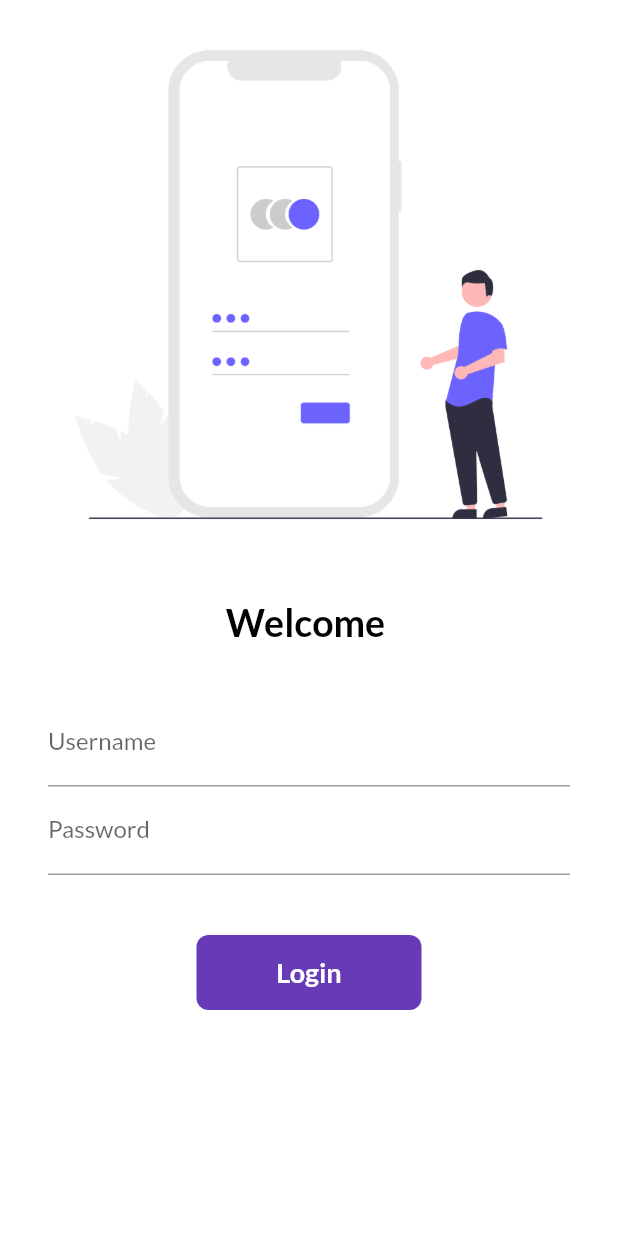
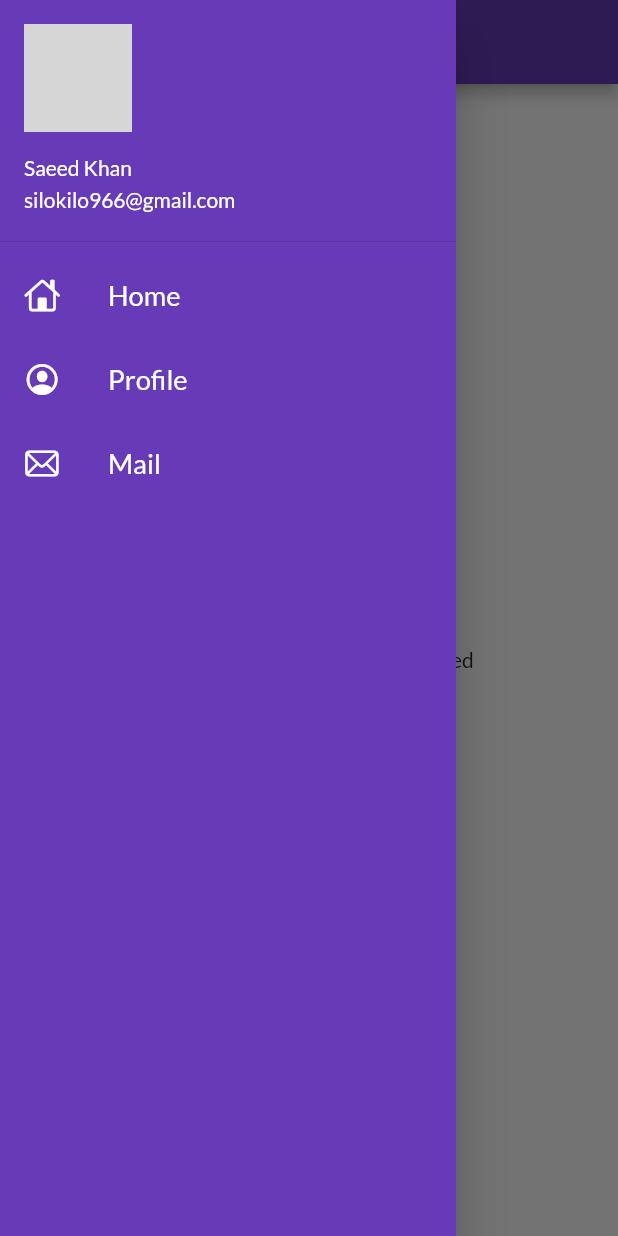
Before and after one commit to silokilo966/30DaysofFlutter, a Flutter app: the screen it shows after launch, with the side drawer open (before the commit the screen has no drawer), on a phone screen of 412 x 824 dp. Run offline on Flutter 3.47's test engine with Material 2 defaults, Android fonts, the phone set to English and light mode, and no system bars; our stand-ins replace google_fonts; network calls fail; grey boxes are pictures that could not be loaded.

Commit message:
day9 completed

```diff
--- a/lib/main.dart
+++ b/lib/main.dart
@@ -27,7 +27,8 @@ class MyApp extends StatelessWidget {
       theme: ThemeData(
           primarySwatch: Colors.deepPurple,
           fontFamily: GoogleFonts.lato().fontFamily),
-      initialRoute: "/",
+      initialRoute: MyRoutes.homeRoute,
+      debugShowCheckedModeBanner: false,
       routes: {
         "/": (context) => LoginPage(),
         MyRoutes.homeRoute: (context) => HomePage(),
--- a/lib/pages/home_page.dart
+++ b/lib/pages/home_page.dart
@@ -1,4 +1,5 @@
 import 'package:flutter/material.dart';
+import 'package:learning_flutter/widgets/drawer.dart';
 
 class HomePage extends StatelessWidget {
   final int days = 30;
@@ -14,8 +15,7 @@ class HomePage extends StatelessWidget {
           child: Text("Learning Flutter in $days days by $name"),
         ),
       ),
-      drawer: Drawer(
-      ),
+      drawer: MyDrawer(),
     );
   }
 }
--- /dev/null
+++ b/lib/widgets/drawer.dart
@@ -0,0 +1,58 @@
+import 'package:flutter/cupertino.dart';
+import 'package:flutter/material.dart';
+
+class MyDrawer extends StatelessWidget {
+  @override
+  Widget build(BuildContext context) {
+    final imageUrl =
+        "https://yt3.ggpht.com/ytc/AAUvwniP4klRxcGSNvhMy4Z_uwB7eBBjOKif6Tt0Fc0A=s900-c-k-c0x00ffffff-no-rj";
+    return Drawer(
+      child: Container(
+        color: Colors.deepPurple,
+        child: ListView(
+          children: [
+            DrawerHeader(
+              padding: EdgeInsets.zero,
+              child: UserAccountsDrawerHeader(
+                //decoration: BoxDecoration(color: Colors.blue),
+                margin: EdgeInsets.zero,
+                accountName: Text("Saeed Khan"),
+                accountEmail: Text("silokilo966@gmail.com"),
+                currentAccountPicture: CircleAvatar(
+                  backgroundImage: NetworkImage(imageUrl),
+                ),
+              ),
+            ),
+            ListTile(
+                leading: Icon(
+                  CupertinoIcons.home,
+                  color: Colors.white,
+                ),
+                title: Text(
+                  "Home",
+                  textScaleFactor: 1.3,
+                  style: TextStyle(color: Colors.white),
+                )),
+            ListTile(
+              leading:
+                  Icon(CupertinoIcons.profile_circled, color: Colors.white),
+              title: Text("Profile",
+                  textScaleFactor: 1.3, style: TextStyle(color: Colors.white)),
+            ),
+            ListTile(
+              leading: Icon(
+                CupertinoIcons.mail,
+                color: Colors.white,
+              ),
+              title: Text(
+                "Mail",
+                style: TextStyle(color: Colors.white),
+                textScaleFactor: 1.3,
+              ),
+            )
+          ],
+        ),
+      ),
+    );
+  }
+}
```
